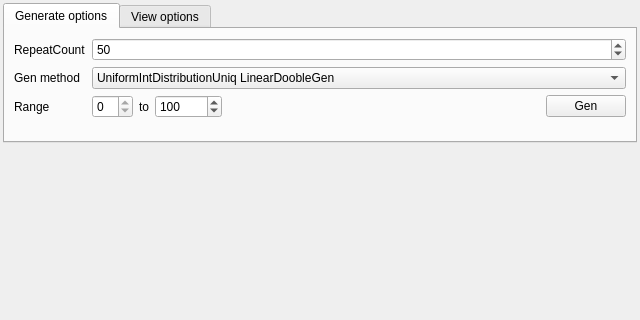
This is example/FormMain.ui in conelov/RandomUniq as Qt 5 draws it before an edit; both pictures show x 0 to 640 and y 0 to 320 of the 640 by 480 pixel window. The edited form follows.
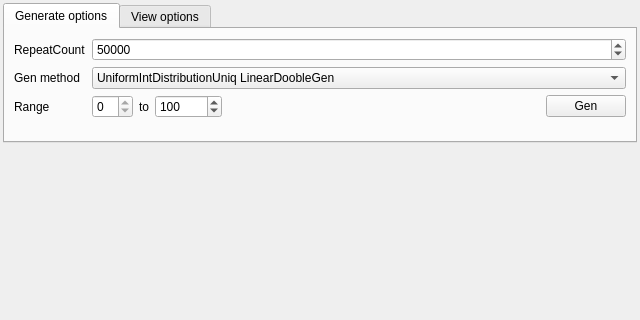
This is the edited form. Custom widgets are drawn as their Qt base class.

Commit message: plot ui compose range done

Patch:
```diff
--- a/example/FormMain.ui
+++ b/example/FormMain.ui
@@ -55,7 +55,7 @@
            <number>100</number>
           </property>
           <property name="value">
-           <number>50</number>
+           <number>50000</number>
           </property>
          </widget>
         </item>
```
The commit also changes 1 other file.
